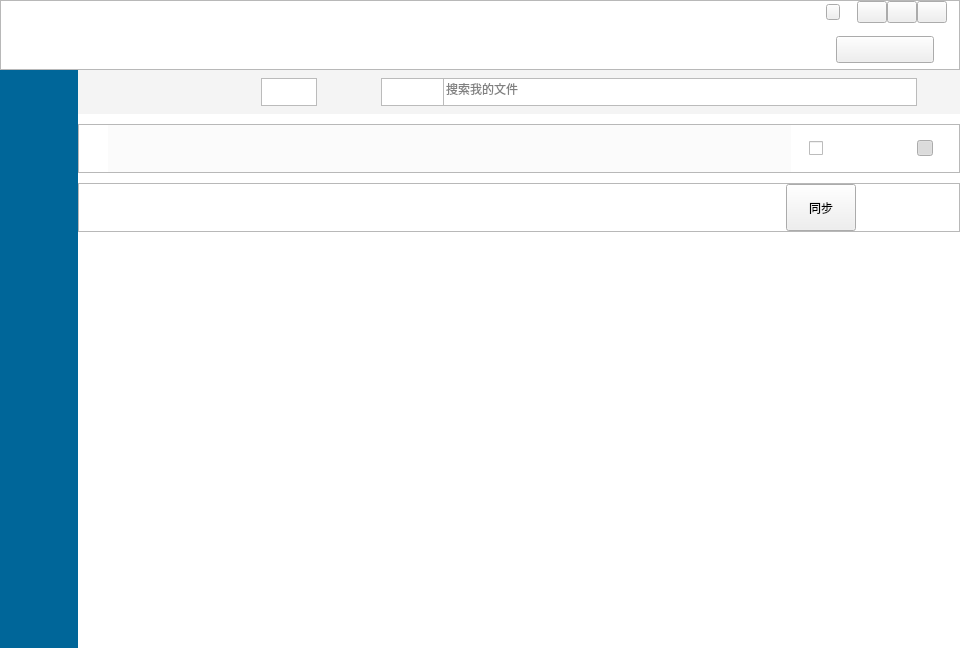
First picture: the form in src/NetDisk/mainwidget.ui, repository birdman1992/NetDisk, before the edit.
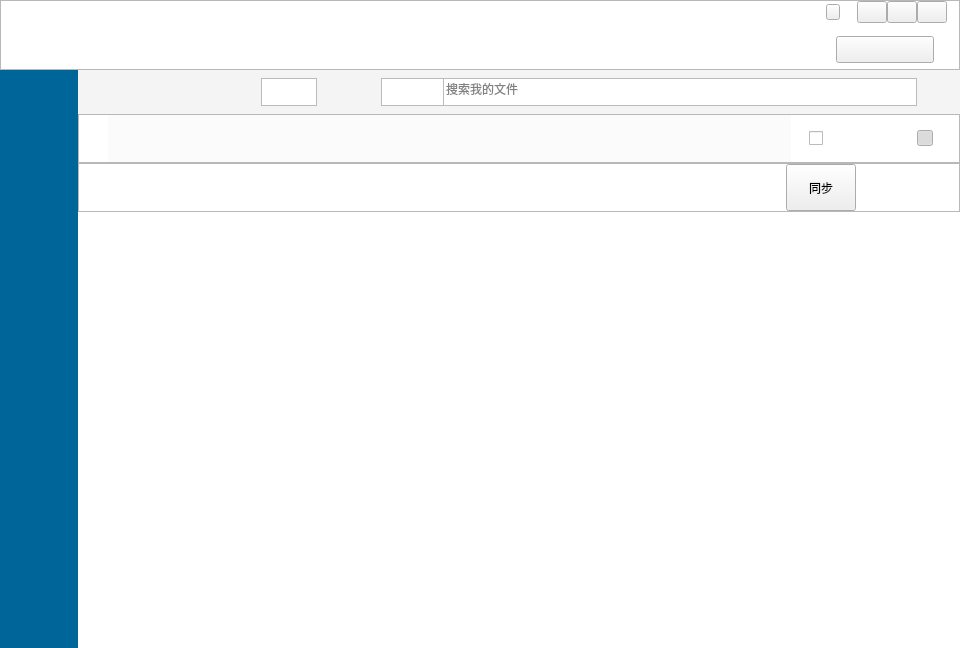
Second picture: the form after the edit. Icons and pictures are not drawn.

The edit to the form file:
```diff
--- a/src/NetDisk/mainwidget.ui
+++ b/src/NetDisk/mainwidget.ui
@@ -568,7 +568,7 @@
      <item>
       <layout class="QVBoxLayout" name="verticalLayout" stretch="1000,1000,1000,1000,1">
        <property name="spacing">
-        <number>10</number>
+        <number>0</number>
        </property>
        <item>
         <widget class="QFrame" name="frame_2">
```
